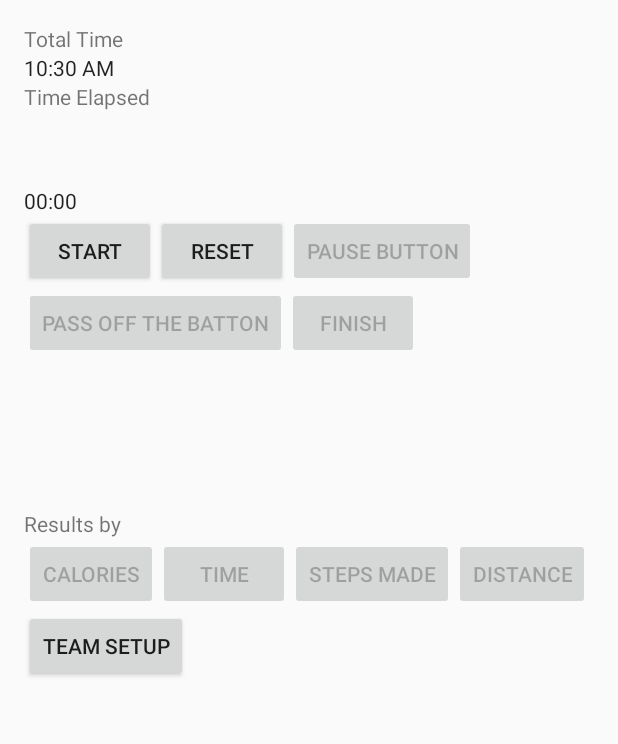
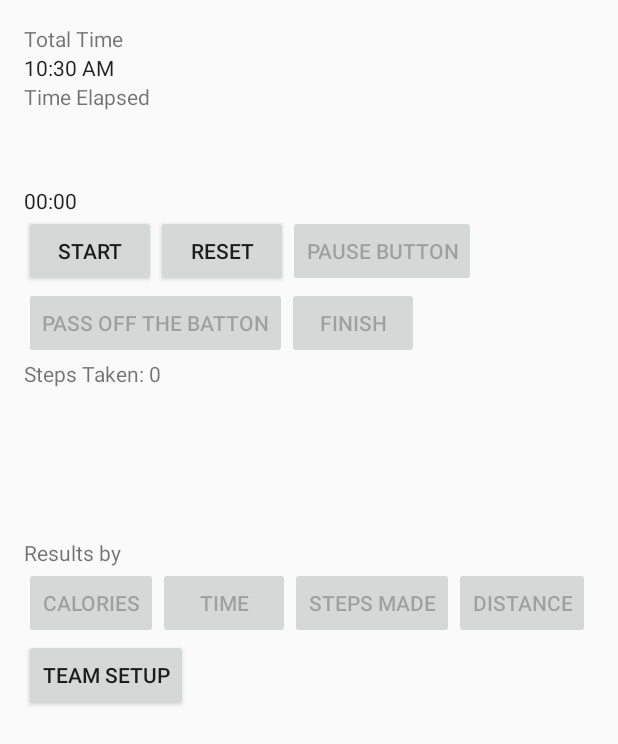
Before and after one commit to SuperBigL/AndroidFinalProject1, an Android app: the screen it shows after launch (FinalProjectActivity), on a phone screen of 412 x 824 dp. Shown: the top 744 px of the screen. Run offline under Robolectric (Android 15) with nearby library versions, the phone set to English and light mode, and no system bars; 1 statement that could not run was skipped.

Commit message:
Added a Step counter to check the number of steps the runner has taken in real-time. I also want to update the results classes for graphs and change the code for them. I might call it a day soon, but I dunno for sure. See ya around

```diff
--- a/app/src/main/AndroidManifest.xml
+++ b/app/src/main/AndroidManifest.xml
@@ -1,6 +1,8 @@
 <?xml version="1.0" encoding="utf-8"?>
 <manifest xmlns:android="http://schemas.android.com/apk/res/android"
     package="leban.nait.ca.finalproject">
+
+    <uses-feature android:name="android.hardware.sensor.stepcounter" />
 
     <application
         android:allowBackup="true"
--- a/app/src/main/java/leban/nait/ca/finalproject/FinalProjectActivity.java
+++ b/app/src/main/java/leban/nait/ca/finalproject/FinalProjectActivity.java
@@ -3,52 +3,55 @@ package leban.nait.ca.finalproject;
 import android.app.DatePickerDialog;
 import android.app.TimePickerDialog;
 import android.content.Intent;
+import android.hardware.Sensor;
+import android.hardware.SensorEvent;
+import android.hardware.SensorEventListener;
+import android.hardware.SensorManager;
 import android.os.Bundle;
 import android.os.SystemClock;
-import android.support.design.widget.FloatingActionButton;
-import android.support.design.widget.Snackbar;
 import android.support.v7.app.AppCompatActivity;
-import android.support.v7.widget.Toolbar;
-import android.view.View;
 import android.view.Menu;
 import android.view.MenuItem;
+import android.view.View;
 import android.widget.AdapterView;
 import android.widget.ArrayAdapter;
 import android.widget.Button;
 import android.widget.Chronometer;
 import android.widget.DatePicker;
-import android.widget.DigitalClock;
-import android.widget.EditText;
 import android.widget.ListView;
-import android.widget.Spinner;
 import android.widget.TextClock;
 import android.widget.TextView;
 import android.widget.TimePicker;
+import android.widget.Toast;
 
 import java.text.DateFormat;
 import java.util.Calendar;
-import java.util.Date;
-import java.util.zip.CRC32;
 
-public class FinalProjectActivity extends AppCompatActivity implements View.OnClickListener, AdapterView.OnItemSelectedListener {
+public class FinalProjectActivity extends AppCompatActivity implements View.OnClickListener, AdapterView.OnItemSelectedListener, SensorEventListener {
     DateFormat formatter;
     Chronometer chrono;
     TextClock clock;
     Button startButton, passButton, pauseButton, stopButton, caloriesButton, timesButton, stepsButton, finishButton, distanceButton;
-    boolean resume = false, finalLap = false, finished = false;
-    TextView currentDate, timeElapsed;
+    boolean running = false, finalLap = false, finished = false;
+    TextView currentDate, timeElapsed, stepsTaken;
     Calendar c = Calendar.getInstance();
     String[] theLaps = new String[4];
+    Sensor motion;
+    SensorManager sManager, stepManager;
     ArrayAdapter<String> runnerLaps = new ArrayAdapter<String>(this, android.R.layout.simple_expandable_list_item_1, theLaps);
     ListView lap;
     Team team = new Team();
-    int lapsCount;
+    int lapsCount, stepCount;
 
 
     @Override
     protected void onCreate(Bundle savedInstanceState) {
         super.onCreate(savedInstanceState);
         setContentView(R.layout.content_final_project);
+        sManager = (SensorManager) getSystemService(SENSOR_SERVICE);
+        stepManager = (SensorManager) getSystemService(SENSOR_SERVICE);
+        motion = sManager.getDefaultSensor(Sensor.TYPE_ACCELEROMETER);
+        sManager.registerListener(this, motion, SensorManager.SENSOR_DELAY_FASTEST);
         clock = (TextClock) findViewById(R.id.currenttime);
         startButton = (Button) findViewById(R.id.startbutton);
         passButton = (Button) findViewById(R.id.passoff);
@@ -60,6 +63,7 @@ public class FinalProjectActivity extends AppCompatActivity implements View.OnCl
         finishButton = (Button) findViewById(R.id.finishbutton);
         currentDate = (TextView) findViewById(R.id.dateAndTime);
         timeElapsed = (TextView) findViewById(R.id.chronotext);
+        stepsTaken = (TextView) findViewById(R.id.stepcount);
         distanceButton = (Button) findViewById(R.id.viewbydistance);
         lap = (ListView) findViewById(R.id.laps);
         caloriesButton.setEnabled(false);
@@ -67,7 +71,7 @@ public class FinalProjectActivity extends AppCompatActivity implements View.OnCl
         stepsButton.setEnabled(false);
         distanceButton.setEnabled(false);
         finishButton.setEnabled(false);
-
+        stepsTaken.setText("0");
         stopButton.setEnabled(false);
         pauseButton.setEnabled(false);
         passButton.setEnabled(false);
@@ -76,6 +80,7 @@ public class FinalProjectActivity extends AppCompatActivity implements View.OnCl
 
 
     }
+
 
     private void updateLabel() {
         currentDate.setText(formatter.format(c.getTime()));
@@ -125,15 +130,32 @@ public class FinalProjectActivity extends AppCompatActivity implements View.OnCl
     }
 
     @Override
+    protected void onResume() {
+        super.onResume();
+        running = true;
+        Sensor sensorCount = sManager.getDefaultSensor(Sensor.TYPE_STEP_COUNTER);
+        if (sensorCount != null) {
+            sManager.registerListener(this, sensorCount, SensorManager.SENSOR_DELAY_UI);
+            stepCount++;
+        } else {
+            Toast.makeText(this, "Count sensor cannot run at this time", Toast.LENGTH_LONG).show();
+
+        }
+
+
+    }
+
+    @Override
     public void onClick(View v)
     {
         switch (v.getId()) {
             case R.id.startbutton: {
+                running = true;
                 startButton.setEnabled(false);
                 stopButton.setEnabled(true);
                 pauseButton.setEnabled(true);
                 passButton.setEnabled(true);
-                if (!resume) {
+                if (running) {
                     chrono.setBase(SystemClock.elapsedRealtime());
                 }
                 chrono.start();
@@ -151,11 +173,12 @@ public class FinalProjectActivity extends AppCompatActivity implements View.OnCl
             }
 
             case R.id.stopbutton: {
+                running = false;
                 startButton.setEnabled(true);
                 stopButton.setEnabled(false);
                 pauseButton.setEnabled(false);
                 chrono.stop();
-                resume = true;
+
                 break;
             }
 
@@ -175,7 +198,6 @@ public class FinalProjectActivity extends AppCompatActivity implements View.OnCl
 
                 chrono.setText("00:00");
                 chrono.start();
-                resume = false;
                 startButton.setEnabled(false);
                 stopButton.setEnabled(true);
                 pauseButton.setEnabled(true);
@@ -190,6 +212,7 @@ public class FinalProjectActivity extends AppCompatActivity implements View.OnCl
                 team.getRunnerName(lapsCount);
                 team.setRunnerTime(lapsCount, timeElapsed);
                 chrono.setText("00:00");
+                finished = true;
                 startButton.setEnabled(true);
                 stopButton.setEnabled(false);
                 pauseButton.setEnabled(false);
@@ -245,4 +268,16 @@ public class FinalProjectActivity extends AppCompatActivity implements View.OnCl
     {
 
     }
+
+    @Override
+    public void onSensorChanged(SensorEvent event) {
+        if (running)
+            stepsTaken.setText(String.valueOf(stepCount));
+
+    }
+
+    @Override
+    public void onAccuracyChanged(Sensor sensor, int accuracy) {
+
+    }
 }
--- a/app/src/main/java/leban/nait/ca/finalproject/RegisterPlayersActivity.java
+++ b/app/src/main/java/leban/nait/ca/finalproject/RegisterPlayersActivity.java
@@ -8,7 +8,7 @@ import android.widget.Button;
 import android.widget.EditText;
 
 /**
- * Created by Owner on 2016-04-15.
+ * Created by Leban Abduallahi Mohamed on 2016-04-15.
  */
 
 
@@ -31,6 +31,7 @@ public class RegisterPlayersActivity extends Activity implements View.OnClickLis
         reg.setOnClickListener(this);
 
     }
+
 
     @Override
     public void onClick(View v) {
--- a/app/src/main/res/layout/content_final_project.xml
+++ b/app/src/main/res/layout/content_final_project.xml
@@ -94,12 +94,27 @@
         android:layout_toRightOf="@id/passoff"
         android:layout_below="@id/startbutton" />
 
+    <TextView
+        android:layout_width="wrap_content"
+        android:layout_height="wrap_content"
+        android:text="Steps Taken: "
+        android:id="@+id/countlabel"
+        android:layout_below="@id/passoff" />
+
+    <TextView
+        android:layout_width="wrap_content"
+        android:layout_height="wrap_content"
+        android:id="@+id/stepcount"
+        android:layout_toRightOf="@id/countlabel"
+        android:layout_below="@id/passoff"
+        android:text="0" />
+
 
     <TextView
         android:layout_width="wrap_content"
         android:layout_height="wrap_content"
         android:text="Results by"
-        android:layout_below="@id/passoff"
+        android:layout_below="@id/countlabel"
         android:id="@+id/resultstext"
         android:textAlignment="gravity"
         android:paddingTop="100dp" />
```
